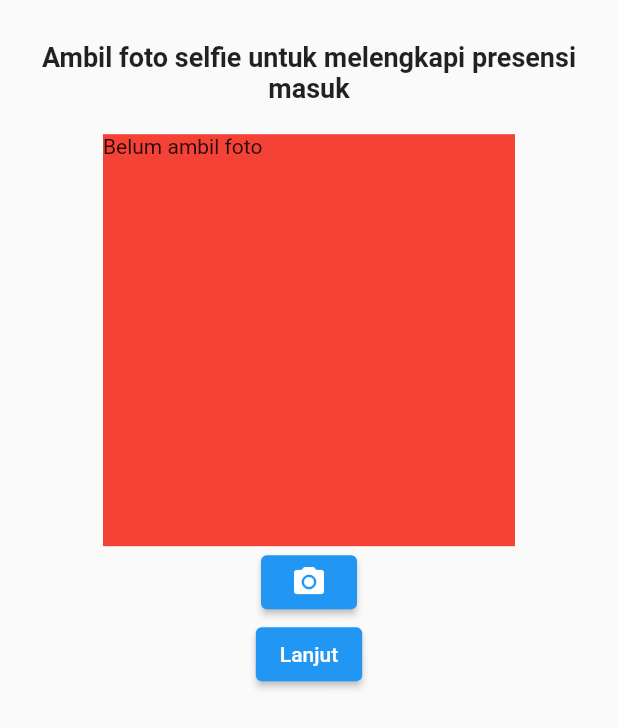
After one commit to sedjierichson/Skripsi-Presensi, a Flutter app: the AmbilFoto screen opened directly, after a tap on the "camera alt" icon, on a phone screen of 412 x 824 dp. The commit adds this screen. Shown: the top 728 px of the screen. Run offline on Flutter 3.47's test engine with Material 2 defaults, Android fonts, the light colour scheme and no system bars; our stand-ins replace device_info_plus, flutter_datetime_picker, flutter_local_notifications, font_awesome_flutter, get_storage, hexcolor and 4 more; missing offline and left inert: flutter_verification_code; accounts and stored records are empty.

Commit message:
ambil foto + list kehadiran

```diff
--- /dev/null
+++ b/aplikasi_presensi/lib/Pages/ambil_foto.dart
@@ -0,0 +1,146 @@
+// ignore_for_file: prefer_const_literals_to_create_immutables, prefer_const_constructors
+
+import 'dart:async';
+import 'dart:convert';
+import 'dart:io';
+import 'dart:math';
+
+import 'package:aplikasi_presensi/api/dbservices_presensi.dart';
+import 'package:flutter/material.dart';
+import 'package:flutter/src/widgets/framework.dart';
+import 'package:flutter/src/widgets/placeholder.dart';
+import 'package:image_picker/image_picker.dart';
+import 'package:aplikasi_presensi/globals.dart' as globals;
+import 'package:intl/intl.dart';
+
+class AmbilFoto extends StatefulWidget {
+  const AmbilFoto({super.key});
+
+  @override
+  State<AmbilFoto> createState() => _AmbilFotoState();
+}
+
+class _AmbilFotoState extends State<AmbilFoto> {
+  File? image;
+  String? base64Image;
+  final imagePicker = ImagePicker();
+  PresensiService dbPresensi = PresensiService();
+  String tanggalAbsen = DateFormat('yyyy-MM-dd').format(DateTime.now());
+  String jamSekarang = '';
+
+  Future getImage() async {
+    final imageTmp = await ImagePicker().pickImage(source: ImageSource.gallery);
+    if (imageTmp == null) return;
+    setState(() {
+      image = File(imageTmp.path);
+    });
+    base64Image = base64Encode(image!.readAsBytesSync());
+  }
+
+  void insertAbsenMasuk() async {
+    try {
+      var res = await dbPresensi.insertAbsenMasuk(
+        globals.currentPegawai.nik.toString(),
+        1,
+        tanggalAbsen.toString(),
+        jamSekarang,
+        base64Image.toString(),
+      );
+      if (res['status'] == 1) {
+        globals.showAlertBerhasil(
+            context: context, message: 'Berhasil absen masuk');
+        Navigator.pushReplacement(context,
+            MaterialPageRoute(builder: (BuildContext context) => super.widget));
+      }
+      print(res['status']);
+    } catch (e) {
+      globals.showAlertError(
+        context: context,
+        message: e.toString(),
+      );
+    }
+  }
+
+  void getTime() {
+    final DateTime now = DateTime.now();
+    final String formatted = _format(now);
+    if (this.mounted) {
+      setState(() {
+        jamSekarang = formatted;
+      });
+    }
+  }
+
+  String _format(DateTime dateTime) {
+    return DateFormat("HH:mm").format(dateTime);
+  }
+
+  static const _chars =
+      'AaBbCcDdEeFfGgHhIiJjKkLlMmNnOoPpQqRrSsTtUuVvWwXxYyZz1234567890';
+  Random _rnd = Random();
+
+  String getRandomString(int length) => String.fromCharCodes(
+        Iterable.generate(
+          length,
+          (_) => _chars.codeUnitAt(
+            _rnd.nextInt(
+              _chars.length,
+            ),
+          ),
+        ),
+      );
+
+  @override
+  void initState() {
+    jamSekarang = _format(DateTime.now());
+    Timer.periodic(Duration(seconds: 1), (timer) => getTime());
+    super.initState();
+  }
+
+  @override
+  Widget build(BuildContext context) {
+    return Scaffold(
+      body: SafeArea(
+        child: Center(
+          child: Padding(
+            padding: EdgeInsets.all(MediaQuery.of(context).size.width / 15),
+            child: Column(
+              // mainAxisAlignment: MainAxisAlignment.center,
+              children: [
+                Text(
+                  'Ambil foto selfie untuk melengkapi presensi masuk',
+                  style: TextStyle(fontWeight: FontWeight.bold, fontSize: 18),
+                  textAlign: TextAlign.center,
+                ),
+                SizedBox(
+                  height: 20,
+                ),
+                Container(
+                  height: MediaQuery.of(context).size.width / 1.5,
+                  width: MediaQuery.of(context).size.width / 1.5,
+                  color: Colors.red,
+                  child: image == null
+                      ? Text('Belum ambil foto')
+                      : Image.file(
+                          image!,
+                          width: 250,
+                          height: 250,
+                          fit: BoxFit.cover,
+                        ),
+                ),
+                ElevatedButton(
+                  onPressed: getImage,
+                  child: Icon(Icons.camera_alt),
+                ),
+                ElevatedButton(
+                  onPressed: insertAbsenMasuk,
+                  child: Text('Lanjut'),
+                ),
+              ],
+            ),
+          ),
+        ),
+      ),
+    );
+  }
+}
--- a/aplikasi_presensi/lib/Pages/bottom_navbar.dart
+++ b/aplikasi_presensi/lib/Pages/bottom_navbar.dart
@@ -3,6 +3,7 @@
 import 'package:aplikasi_presensi/Pages/Izin/list_izin.dart';
 import 'package:aplikasi_presensi/Pages/Izin/menu_izin.dart';
 import 'package:aplikasi_presensi/Pages/home_page.dart';
+import 'package:aplikasi_presensi/Pages/kehadiran_page.dart';
 import 'package:aplikasi_presensi/Pages/other_page.dart';
 import 'package:flutter/cupertino.dart';
 import 'package:flutter/material.dart';
@@ -62,7 +63,7 @@ class _BottomNavBarState extends State<BottomNavBar> {
           case 1:
             return CupertinoTabView(builder: (context) {
               return CupertinoPageScaffold(
-                child: HomePage(),
+                child: PageKehadiran(),
               );
             });
 
--- a/aplikasi_presensi/lib/Pages/login_screen.dart
+++ b/aplikasi_presensi/lib/Pages/login_screen.dart
@@ -3,6 +3,7 @@
 import 'package:aplikasi_presensi/Pages/PIN%20Login/enter_pin.dart';
 import 'package:aplikasi_presensi/Pages/bottom_navbar.dart';
 import 'package:aplikasi_presensi/Pages/home_page.dart';
+import 'package:aplikasi_presensi/api/apidbconfig.dart';
 import 'package:aplikasi_presensi/api/dbservices_user.dart';
 import 'package:aplikasi_presensi/models/pegawai.dart';
 import 'package:flutter/material.dart';
@@ -188,6 +189,7 @@ class _LoginScreenState extends State<LoginScreen> {
                         color: Colors.cyan,
                         onPressed: () {
                           checkData();
+                          print(apiUrl);
                         },
                         child: Text(
                           'LOGIN',
--- a/aplikasi_presensi/lib/api/apidbconfig.dart
+++ b/aplikasi_presensi/lib/api/apidbconfig.dart
@@ -1,3 +1,5 @@
 const apiUrl = "http://127.0.0.1:8888/api-presensi/api-presensi/api";
+const apiRUTAN = "http://127.0.0.1:8888/contoh-api-rutan/contoh-api-rutan/api";
 // const apiUrl = "http://10.0.2.2:8888/api-presensi/api-presensi/api";
+// const apiRUTAN = "http://192.168.0.104:8888/api-presensi/api-presensi/api";
 // 192.168.0.102
--- a/aplikasi_presensi/lib/api/dbservices_presensi.dart
+++ b/aplikasi_presensi/lib/api/dbservices_presensi.dart
@@ -21,7 +21,7 @@ class PresensiService {
 
     if (response.statusCode == 200) {
       var jsonResponse = json.decode(response.body);
-      // print("aaa" + jsonResponse['data']['jam_keluar'].toString());
+      print("aaa" + jsonResponse['data']['id'].toString());
       return {
         'status': jsonResponse['status'],
         'id': jsonResponse['data']['id'],
--- a/aplikasi_presensi/pubspec.yaml
+++ b/aplikasi_presensi/pubspec.yaml
@@ -3,7 +3,7 @@ description: A new Flutter project.
 
 # The following line prevents the package from being accidentally published to
 # pub.dev using `flutter pub publish`. This is preferred for private packages.
-publish_to: 'none' # Remove this line if you wish to publish to pub.dev
+publish_to: "none" # Remove this line if you wish to publish to pub.dev
 
 # The following defines the version and build number for your application.
 # A version number is three numbers separated by dots, like 1.2.43
@@ -38,7 +38,10 @@ dependencies:
   get_storage: ^2.1.1
   hexcolor: ^3.0.1
   http: ^0.13.5
+  image_picker: ^0.8.7
   intl: ^0.18.0
+  modal_bottom_sheet: ^3.0.0-pre
+  month_picker_dialog: ^1.0.0
   quickalert: ^1.0.1
   timezone: ^0.9.1
 
@@ -51,7 +54,6 @@ dev_dependencies:
 # following page: https://dart.dev/tools/pub/pubspec
 # The following section is specific to Flutter packages.
 flutter:
-
   # The following line ensures that the Material Icons font is
   # included with your application, so that you can use the icons in
   # the material Icons class.
```
Also changed, not shown: aplikasi_presensi/lib/Pages/home_page.dart (+29 -2 lines), aplikasi_presensi/lib/Pages/kehadiran_page.dart (added, +114 -0 lines), aplikasi_presensi/lib/api/dbservices_user.dart (+5 -9 lines), aplikasi_presensi/pubspec.lock, 5 other files.
